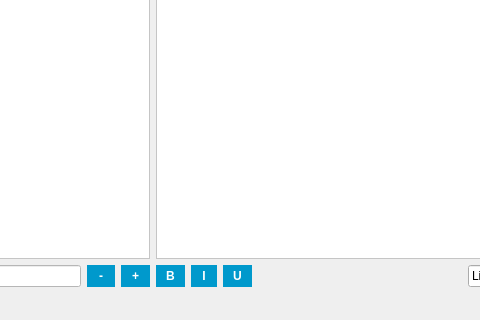
Old version of the form DeepReader/deepreader.ui in the repository shanalily/DeepReader; both pictures show x 527 to 1007 and y 524 to 844 of the 1359 by 844 pixel window.
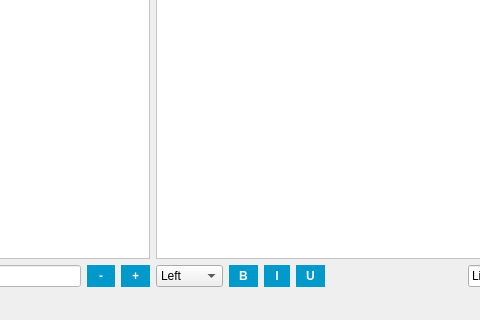
New version of the form. Icons and pictures are not drawn.

What changed in the file:
```diff
--- a/DeepReader/deepreader.ui
+++ b/DeepReader/deepreader.ui
@@ -220,6 +220,28 @@
     </item>
     <item row="1" column="1">
      <layout class="QHBoxLayout" name="horizontalLayout_4">
+      <item>
+       <widget class="QComboBox" name="align">
+        <property name="currentText">
+         <string>Left</string>
+        </property>
+        <item>
+         <property name="text">
+          <string>Left</string>
+         </property>
+        </item>
+        <item>
+         <property name="text">
+          <string>Right</string>
+         </property>
+        </item>
+        <item>
+         <property name="text">
+          <string>Center</string>
+         </property>
+        </item>
+       </widget>
+      </item>
       <item>
        <widget class="QPushButton" name="bold">
         <property name="maximumSize">
```
